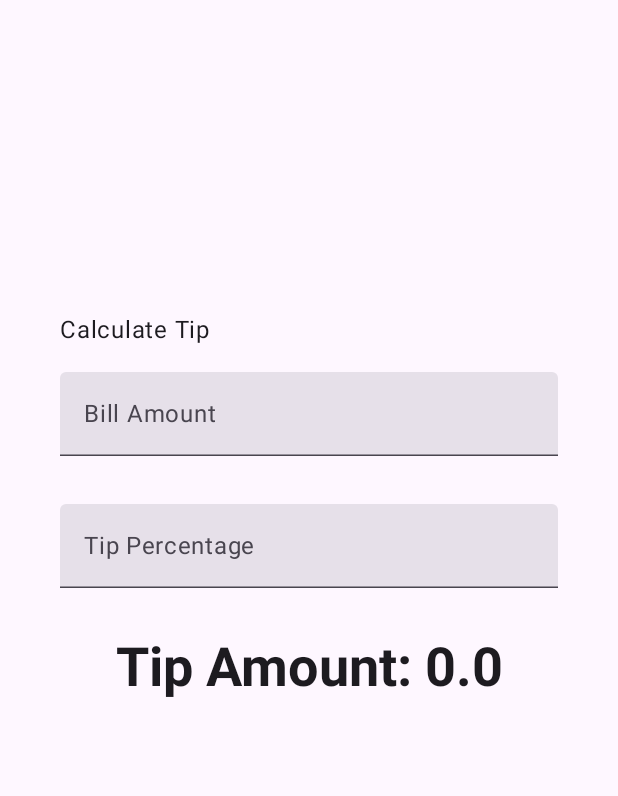
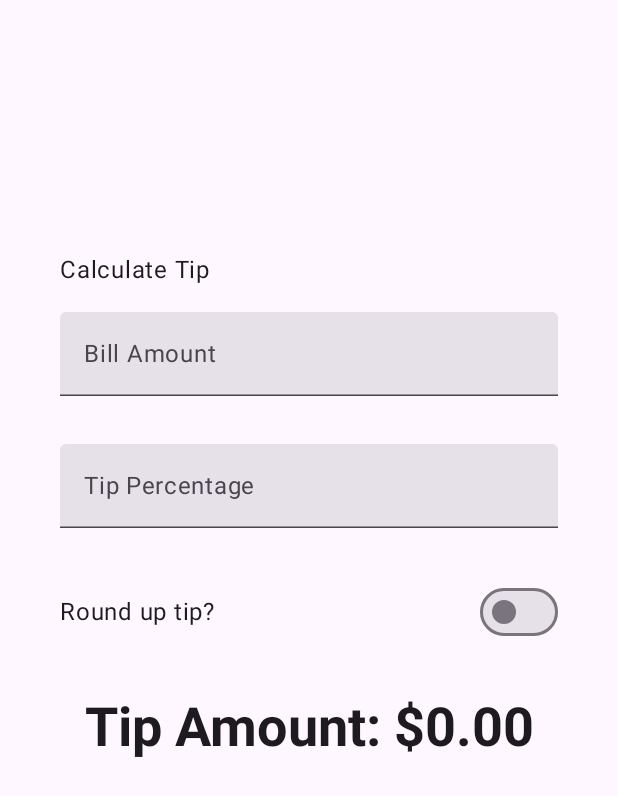
Before and after one commit to yisusrgg/Programacion-Movil, an Android app built with Jetpack Compose: the screen it shows after launch (MainActivity), on a phone screen of 412 x 824 dp. Shown: the top 796 px of the screen. Run offline under Robolectric (Android 15) with nearby library versions, the light colour scheme and no system bars.

Commit message:
Agrega un interruptor

```diff
--- a/Unidad 2/basic-android-kotlin-compose-training-tip-calculator-state/app/build.gradle.kts
+++ b/Unidad 2/basic-android-kotlin-compose-training-tip-calculator-state/app/build.gradle.kts
@@ -73,6 +73,7 @@
     implementation("androidx.compose.ui:ui-tooling-preview")
     implementation("androidx.core:core-ktx:1.15.0")
     implementation("androidx.lifecycle:lifecycle-runtime-ktx:2.8.7")
+    implementation("androidx.compose.foundation:foundation-layout:1.9.0")
 
     testImplementation("junit:junit:4.13.2")
 
--- a/Unidad 2/basic-android-kotlin-compose-training-tip-calculator-state/app/src/main/java/com/example/tiptime/MainActivity.kt
+++ b/Unidad 2/basic-android-kotlin-compose-training-tip-calculator-state/app/src/main/java/com/example/tiptime/MainActivity.kt
@@ -49,7 +49,12 @@
 import com.example.tiptime.ui.theme.TipTimeTheme
 import java.text.NumberFormat
 import androidx.annotation.StringRes
+import androidx.compose.foundation.layout.Row
+import androidx.compose.foundation.layout.size
+import androidx.compose.foundation.layout.wrapContentWidth
+import androidx.compose.material3.Switch
 import androidx.compose.ui.text.input.ImeAction
+import kotlin.math.ceil
 
 class MainActivity : ComponentActivity() {
     override fun onCreate(savedInstanceState: Bundle?) {
@@ -71,11 +76,12 @@
 fun TipTimeLayout() {
     var amountInput by remember { mutableStateOf("") }
     var tipInput by remember { mutableStateOf("") }
+    var roundUp by remember { mutableStateOf(false) }
 
     val amount = amountInput.toDoubleOrNull() ?: 0.0
     val tipPercent = tipInput.toDoubleOrNull() ?: 0.0
 
-    val tip = calculateTip(amount, tipPercent)
+    val tip = calculateTip(amount, tipPercent, roundUp)
 
     Column(
         modifier = Modifier.padding(40.dp),
@@ -94,7 +100,7 @@
             value = amountInput,
             onValueChanged = { amountInput = it },
             keyboardOptions = KeyboardOptions.Default.copy(
-                keyboardType = androidx.compose.ui.text.input.KeyboardType.Number,
+                keyboardType = KeyboardType.Number,
                 imeAction = ImeAction.Next
             ),
             modifier = Modifier
@@ -107,12 +113,18 @@
             value = tipInput,
             onValueChanged = { tipInput = it },
             keyboardOptions = KeyboardOptions.Default.copy(
-                keyboardType = androidx.compose.ui.text.input.KeyboardType.Number,
+                keyboardType = KeyboardType.Number,
                 imeAction = ImeAction.Done
             ),
             modifier = Modifier
                 .padding(bottom = 32.dp)
                 .fillMaxWidth()
+        )
+
+        RoundTheTipRow(
+            roundUp = roundUp,
+            onRoundUpChanged = { roundUp = it },
+            modifier = Modifier.padding(bottom = 32.dp)
         )
 
         Text(
@@ -141,13 +153,40 @@
     )
 }
 
+@Composable
+fun RoundTheTipRow(
+    roundUp: Boolean,
+    onRoundUpChanged: (Boolean) -> Unit,
+    modifier: Modifier = Modifier
+) {
+    Row(
+        modifier = modifier
+            .fillMaxWidth()
+            .size(48.dp),
+        verticalAlignment = Alignment.CenterVertically
+    ) {
+        Text(text = stringResource(R.string.round_up_tip))
+        Switch(
+            checked = roundUp,
+            onCheckedChange = onRoundUpChanged,
+            modifier = Modifier
+                .fillMaxWidth()
+                .wrapContentWidth(Alignment.End)
+        )
+    }
+}
+
 /**
  * Calculates the tip based on the user input and format the tip amount
  * according to the local currency.
  * Example would be "$10.00".
  */
-private fun calculateTip(amount: Double, tipPercent: Double = 15.0): Double {
-    return amount * (tipPercent / 100)
+private fun calculateTip(amount: Double, tipPercent: Double = 15.0, roundUp: Boolean): String {
+    var tip = tipPercent / 100 * amount
+    if (roundUp) {
+        tip = ceil(tip)
+    }
+    return NumberFormat.getCurrencyInstance().format(tip)
 }
 
 @Preview(showBackground = true)
```
